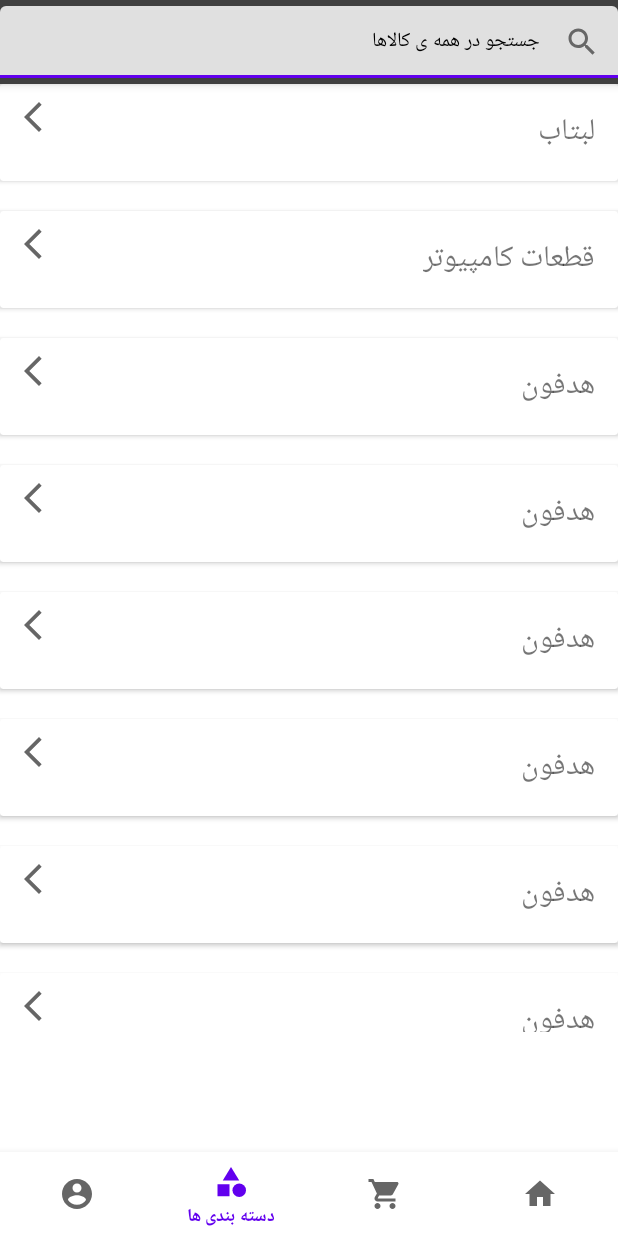
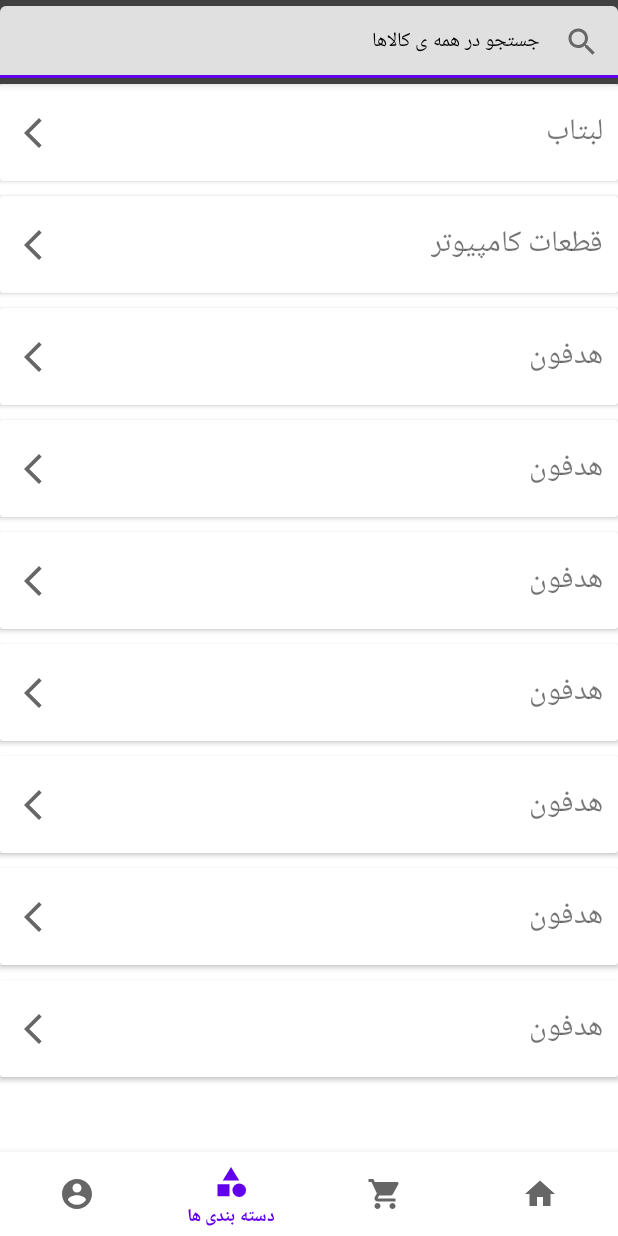
Before and after one commit to sadegh15khedry/onlineAndroidShop, an Android app: the screen it shows after launch (MainActivity), item 3 of the bottom bar chosen, on a phone screen of 412 x 824 dp. Run offline under Robolectric (Android 15) with nearby library versions, the phone set to English and light mode, and no system bars.

Commit message:
categoties fragment and row fixed

```diff
--- a/app/src/main/res/layout/fragment_cart.xml
+++ b/app/src/main/res/layout/fragment_cart.xml
@@ -1,23 +1,5 @@
 <?xml version="1.0" encoding="utf-8"?>
-<!--<RelativeLayout xmlns:android="http://schemas.android.com/apk/res/android"-->
-<!--    android:layout_width="match_parent"-->
-<!--    android:layout_height="match_parent">-->
-
-
-    <!--        <TextView-->
-    <!--            android:layout_width="wrap_content"-->
-    <!--            android:layout_height="wrap_content"-->
-    <!--            android:layout_centerHorizontal="true"-->
-    <!--            android:layout_centerVertical="true"-->
-    <!--            android:paddingLeft="20dp"-->
-    <!--            android:paddingRight="20dp"-->
-    <!--            android:text="@string/cart_text"-->
-    <!--            android:textAlignment="center"-->
-    <!--            android:textSize="20sp"/>-->
-
-    <androidx.recyclerview.widget.RecyclerView xmlns:android="http://schemas.android.com/apk/res/android"
-        android:id="@+id/cart_recycler_view"
-        android:layout_width="match_parent"
-        android:layout_height="match_parent"/>
-
-<!--</RelativeLayout>-->
+<androidx.recyclerview.widget.RecyclerView xmlns:android="http://schemas.android.com/apk/res/android"
+    android:id="@+id/cart_recycler_view"
+    android:layout_width="match_parent"
+    android:layout_height="match_parent" />
--- a/app/src/main/res/layout/fragment_categories.xml
+++ b/app/src/main/res/layout/fragment_categories.xml
@@ -1,12 +1,6 @@
 <?xml version="1.0" encoding="utf-8"?>
-<RelativeLayout xmlns:android="http://schemas.android.com/apk/res/android"
+
+<androidx.recyclerview.widget.RecyclerView xmlns:android="http://schemas.android.com/apk/res/android"
+    android:id="@+id/recycler_categories_view"
     android:layout_width="match_parent"
-    android:layout_height="match_parent">
-
-        <androidx.recyclerview.widget.RecyclerView
-            android:id="@+id/recycler_categories_view"
-            android:layout_width="match_parent"
-            android:layout_height="match_parent"
-            android:layout_marginBottom="80dp" />
-
-</RelativeLayout>
+    android:layout_height="match_parent" />
--- a/app/src/main/res/layout/row_categories.xml
+++ b/app/src/main/res/layout/row_categories.xml
@@ -1,29 +1,38 @@
 <?xml version="1.0" encoding="utf-8"?>
 <androidx.cardview.widget.CardView xmlns:android="http://schemas.android.com/apk/res/android"
+    xmlns:app="http://schemas.android.com/apk/res-auto"
     android:layout_width="match_parent"
     android:layout_height="wrap_content"
-    android:layout_marginBottom="20dp">
+    android:layout_marginBottom="10dp"
+    app:cardElevation="2dp">
 
-    <RelativeLayout
+    <androidx.constraintlayout.widget.ConstraintLayout
         android:layout_width="match_parent"
-        android:layout_height="wrap_content">
+        android:layout_height="wrap_content"
+        android:paddingVertical="15dp"
+        android:paddingHorizontal="10dp">
 
         <TextView
             android:id="@+id/categories_item"
             android:layout_width="wrap_content"
             android:layout_height="wrap_content"
             android:layout_alignParentStart="true"
-            android:layout_margin="15dp"
-            android:textSize="20sp" />
+            android:text="@string/categories_nav_title"
+            android:textSize="20sp"
+            app:layout_constraintBottom_toBottomOf="parent"
+            app:layout_constraintStart_toStartOf="parent"
+            app:layout_constraintTop_toTopOf="parent" />
 
         <ImageView
-            android:contentDescription="@string/arrow_icon"
             android:layout_width="wrap_content"
             android:layout_height="wrap_content"
             android:layout_alignParentEnd="true"
-            android:layout_margin="10dp"
-            android:src="@drawable/ic_baseline_arrow_24" />
-    </RelativeLayout>
+            android:contentDescription="@string/arrow_icon"
+            android:src="@drawable/ic_baseline_arrow_24"
+            app:layout_constraintBottom_toBottomOf="parent"
+            app:layout_constraintEnd_toEndOf="parent"
+            app:layout_constraintTop_toTopOf="parent" />
+    </androidx.constraintlayout.widget.ConstraintLayout>
 
 
 </androidx.cardview.widget.CardView>
--- a/app/src/main/res/menu/menu_side_navigation.xml
+++ b/app/src/main/res/menu/menu_side_navigation.xml
@@ -4,9 +4,6 @@
         android:id="@+id/nav_categories"
         android:icon="@drawable/ic_baseline_category_24"
         android:title="@string/categories_nav_title" />
-    <!--    <item-->
-    <!--        android:id="@+id/nav_settings"-->
-    <!--        android:title="@string/settings_nav" />-->
     <item
         android:id="@+id/nav_about"
         android:icon="@drawable/ic_baseline_info_24"
```
